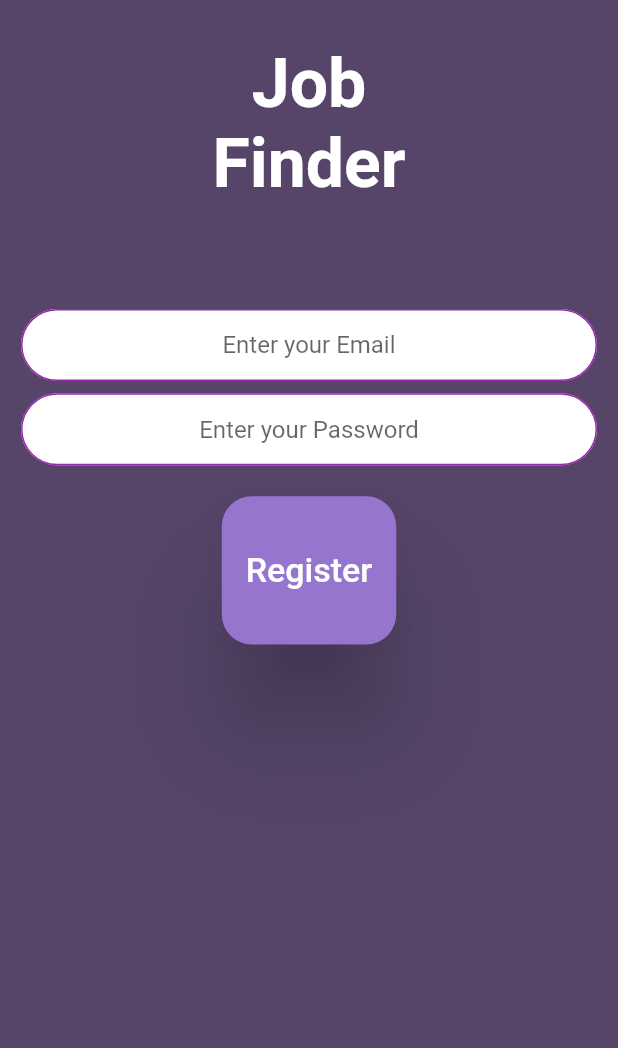
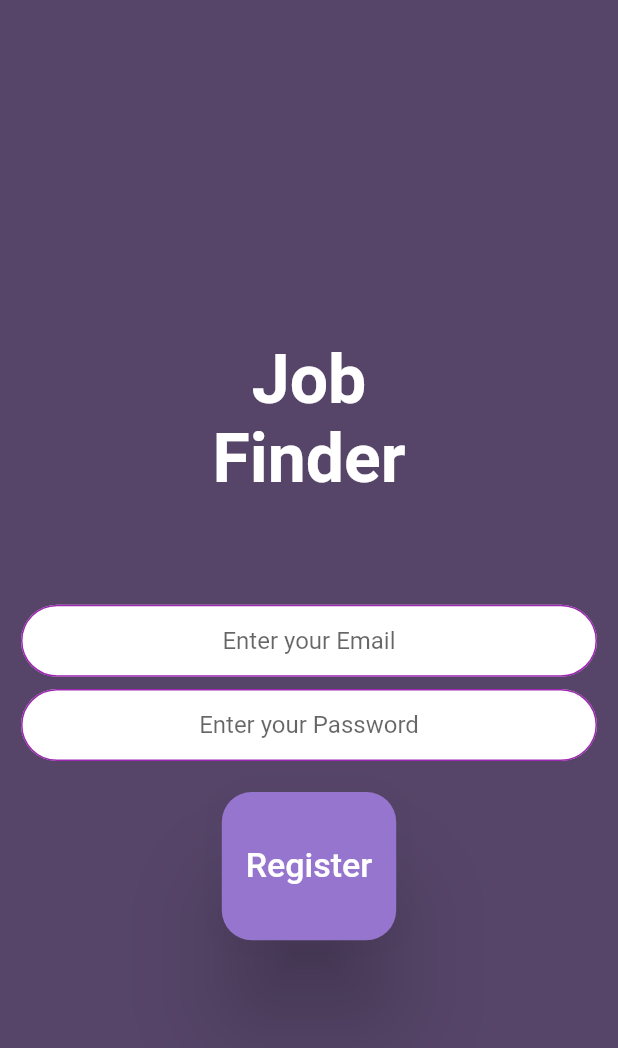
Before and after one commit to AchizuePriscilla/Job-Finder, a Flutter app: the RegisterScreen screen opened directly, on a phone screen of 412 x 824 dp. Shown: the top 1048 px of the screen. Run offline on Flutter 3.47's test engine with Material 2 defaults, Android fonts, the phone set to English and light mode, and no system bars; our stand-ins replace firebase_auth, firebase_core, line_icons, stacked; accounts and stored records are empty; network calls fail.

```diff
--- a/lib/views/screens/register_screen.dart
+++ b/lib/views/screens/register_screen.dart
@@ -25,10 +25,8 @@ class _RegisterScreenState extends State<RegisterScreen> {
                 backgroundColor: Color(0xff564569),
                 body: Padding(
                   padding: const EdgeInsets.symmetric(horizontal: 14.0),
-                  child: ListView(children: [
-                    Column(
+                  child: Column(
                     mainAxisAlignment: MainAxisAlignment.center,
-                      crossAxisAlignment: CrossAxisAlignment.center,
                     children: [
                       Container(
                         alignment: Alignment.center,
@@ -75,7 +73,9 @@ class _RegisterScreenState extends State<RegisterScreen> {
                             final newUser =
                                 await _auth.createUserWithEmailAndPassword(
                                     email: email, password: password);
-
+                            setState(() {
+                              CircularProgressIndicator();
+                            });
                             if (newUser != null) {
                               Navigator.push(context,
                                   MaterialPageRoute(builder: (context) {
@@ -91,7 +91,6 @@ class _RegisterScreenState extends State<RegisterScreen> {
                       ),
                     ],
                   ),
-                  ]),
                 ),
               ),
             ),
```
Also changed, not shown: lib/main.dart (+7 -2 lines), 1 other file. Lines whose indentation alone changed are shown as unchanged.
